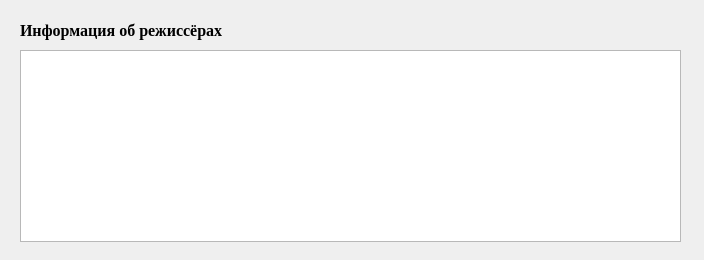
Before: the Qt Designer form Client/outputdirector.ui in NikitaVirachev/course-work-on-DB, drawn with Qt 5.
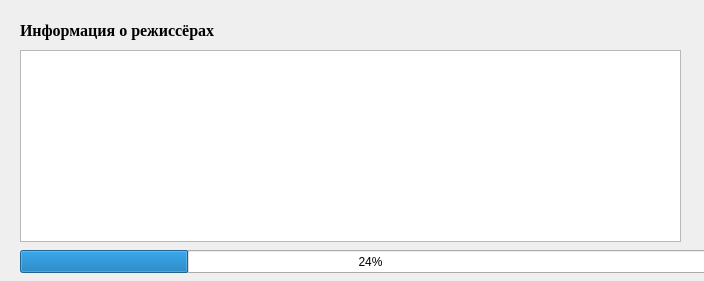
After: the same form once the commit is applied.

What changed in the file:
```diff
--- a/Client/outputdirector.ui
+++ b/Client/outputdirector.ui
@@ -7,7 +7,7 @@
     <x>0</x>
     <y>0</y>
     <width>704</width>
-    <height>260</height>
+    <height>281</height>
    </rect>
   </property>
   <property name="windowTitle">
@@ -31,7 +31,7 @@
     </font>
    </property>
    <property name="text">
-    <string>Информация об режиссёрах</string>
+    <string>Информация о режиссёрах</string>
    </property>
   </widget>
   <widget class="QTableView" name="tableView">
@@ -44,6 +44,19 @@
     </rect>
    </property>
   </widget>
+  <widget class="QProgressBar" name="progressBar">
+   <property name="geometry">
+    <rect>
+     <x>20</x>
+     <y>250</y>
+     <width>701</width>
+     <height>23</height>
+    </rect>
+   </property>
+   <property name="value">
+    <number>24</number>
+   </property>
+  </widget>
  </widget>
  <resources/>
  <connections/>
```
